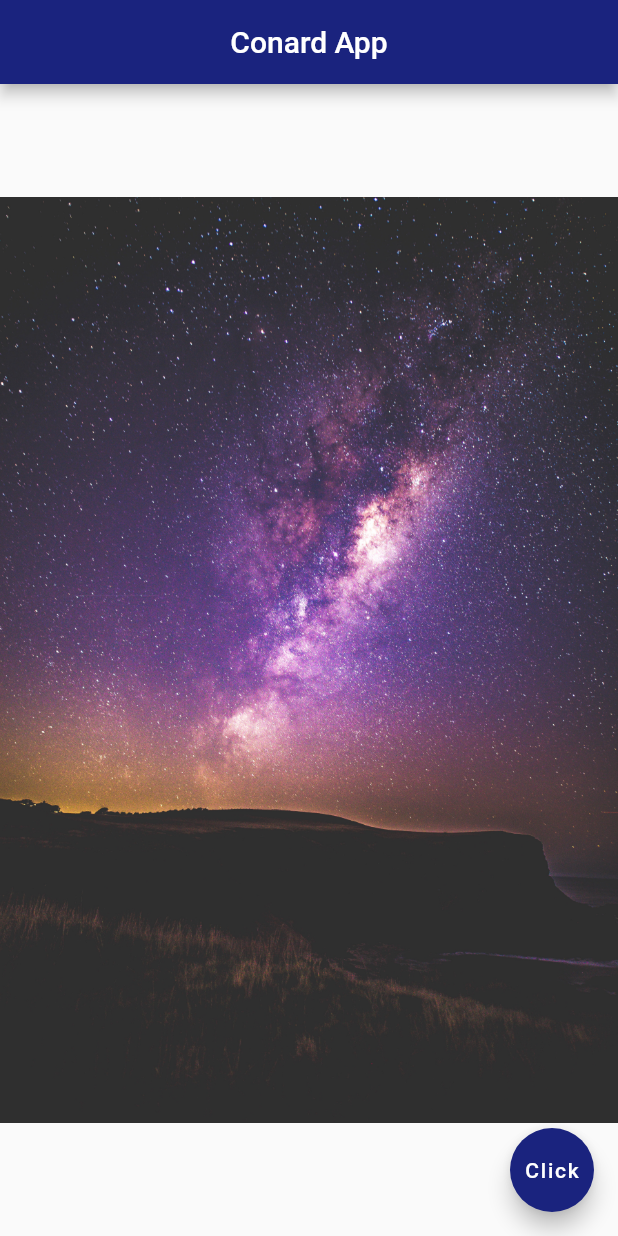
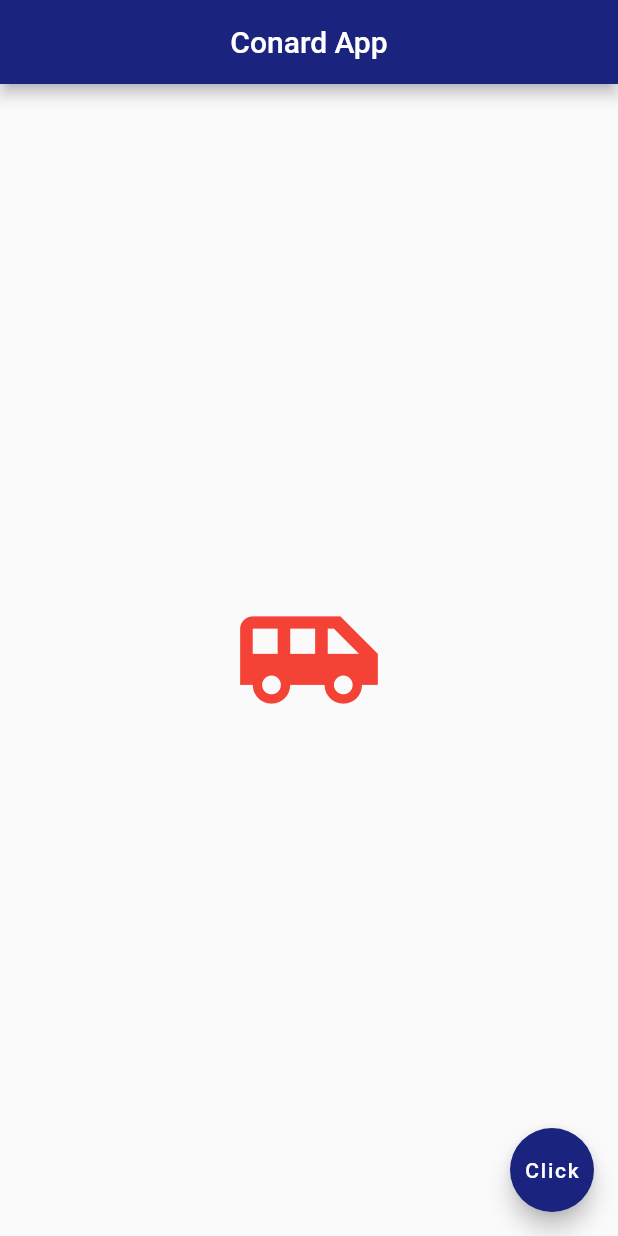
Before and after one commit to mayakaconard/flutter-journey, a Flutter app: the screen it shows after launch, after a tap on "Click", on a phone screen of 412 x 824 dp. Run offline on Flutter 3.47's test engine with Material 2 defaults, Android fonts, the phone set to English and light mode, and no system bars.

```diff
--- a/lib/main.dart
+++ b/lib/main.dart
@@ -15,11 +15,17 @@ class Home extends StatelessWidget {
         backgroundColor: Colors.indigo[900],
       ),
       body: Center(
-       child: Image.asset('assets/space1.jpg'),
+       child: Icon(
+         Icons.airport_shuttle,
+         color: Colors.red,
+         size: 100.0,
+       ),
         ),
 
       floatingActionButton: FloatingActionButton(
-        onPressed: (){},
+        onPressed: (){
+          print('Oppps I feel good');
+        },
         child: Text('Click'),
         backgroundColor: Colors.indigo[900],
       ),
```
Also changed, not shown: assets/icon.png (added), 37 other files.
